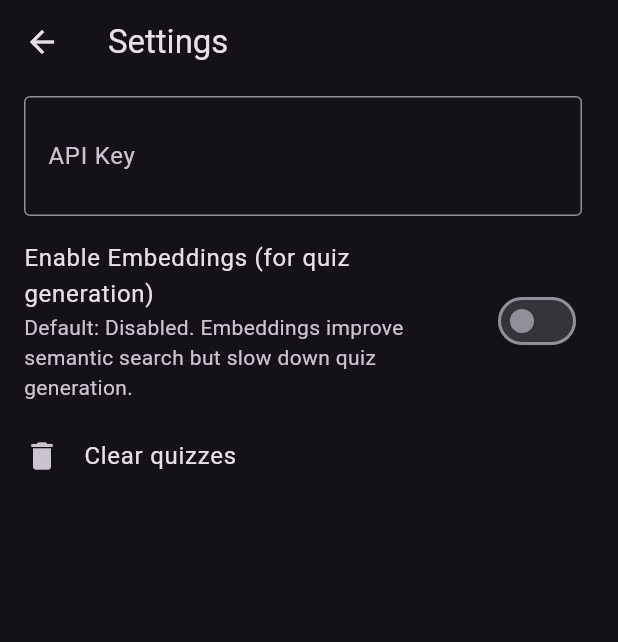
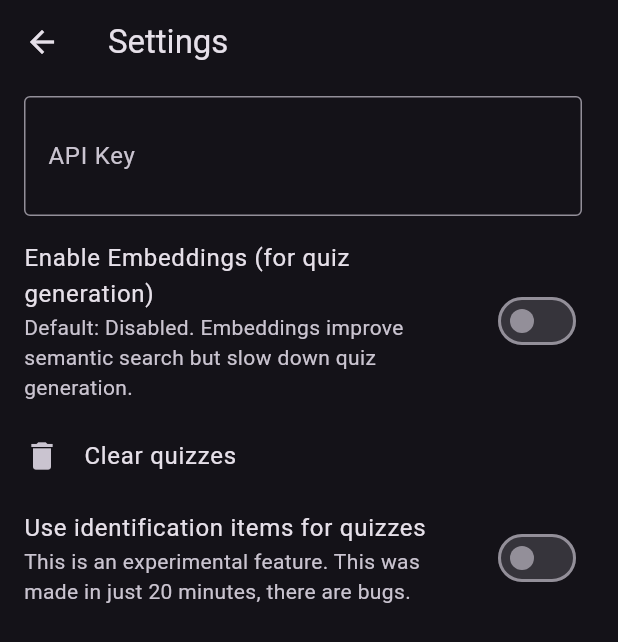
Before and after one commit to ComsIndeed/midnight_v1, a Flutter app: the SettingsPage screen opened by its route, on a phone screen of 412 x 824 dp. Shown: the top 642 px of the screen. Run offline on Flutter 3.47's test engine with Material 3 defaults, Android fonts, the light colour scheme and no system bars; our stand-ins replace bloc, equatable, file_picker, flutter_bloc, google_generative_ai, responsive_framework and 1 more; missing offline and left inert: flutter_displaymode; accounts and stored records are empty.

Commit message:
Added useIdentificationQuestions experimental option

```diff
--- a/lib/classes/app_prefs.dart
+++ b/lib/classes/app_prefs.dart
@@ -9,11 +9,16 @@ class AppPrefs {
   }
 
   static const _embeddingEnabledKey = 'embeddingEnabled';
-
   static bool get embeddingEnabled =>
       _prefs.getBool(_embeddingEnabledKey) ?? false;
   static set embeddingEnabled(bool value) =>
       _prefs.setBool(_embeddingEnabledKey, value);
+
+  static const _useIdentificationQuestionsKey = 'useIdentifcationQuestions';
+  static bool get useIdentificationQuestions =>
+      _prefs.getBool(_useIdentificationQuestionsKey) ?? false;
+  static set useIdentificationQuestions(bool value) =>
+      _prefs.setBool(_useIdentificationQuestionsKey, value);
 
   String getApiKey() => _prefs.getString('apiKey') ?? '';
   static String get apiKey => _prefs.getString('apiKey') ?? '';
--- /dev/null
+++ b/lib/pages/settings_page/enable_identification_quiz_preview.dart
@@ -0,0 +1,28 @@
+import 'package:flutter/material.dart';
+import 'package:midnight_v1/classes/app_prefs.dart';
+
+class EnableIdentificationQuizPreview extends StatefulWidget {
+  const EnableIdentificationQuizPreview({super.key});
+
+  @override
+  State<EnableIdentificationQuizPreview> createState() =>
+      _EnableIdentificationQuizPreviewState();
+}
+
+class _EnableIdentificationQuizPreviewState
+    extends State<EnableIdentificationQuizPreview> {
+  @override
+  Widget build(BuildContext context) {
+    return SwitchListTile(
+      title: Text("Use identification items for quizzes"),
+      subtitle: Text(
+        "This is an experimental feature. This was made in just 20 minutes, there are bugs.",
+      ),
+      value: AppPrefs.useIdentificationQuestions,
+      onChanged: (val) {
+        AppPrefs.useIdentificationQuestions = val;
+        setState(() {});
+      },
+    );
+  }
+}
--- a/lib/pages/settings_page/settings_page.dart
+++ b/lib/pages/settings_page/settings_page.dart
@@ -1,6 +1,7 @@
 import 'package:flutter/material.dart';
 import 'package:flutter_bloc/flutter_bloc.dart';
 import 'package:midnight_v1/blocs/quizzes_bloc/quizzes_bloc.dart';
+import 'package:midnight_v1/pages/settings_page/enable_identification_quiz_preview.dart';
 import 'package:midnight_v1/pages/settings_page/gemini_api_key_field.dart';
 import 'package:midnight_v1/classes/app_prefs.dart';
 
@@ -62,6 +63,7 @@ class SettingsPage extends StatelessWidget {
                 }
               },
             ),
+            EnableIdentificationQuizPreview(),
           ],
         ),
       ),
```
Also changed, not shown: lib/pages/quiz_page/identification_quiz_question_view.dart (+31 -31 lines), lib/pages/quiz_page/quiz_page.dart (+10 -5 lines).
